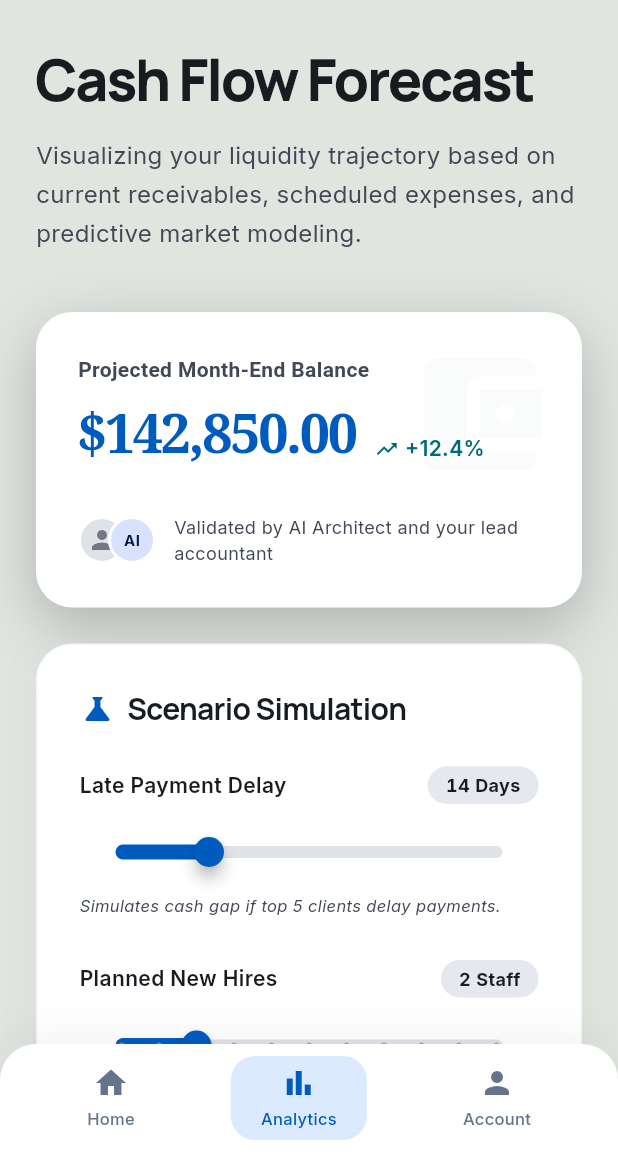
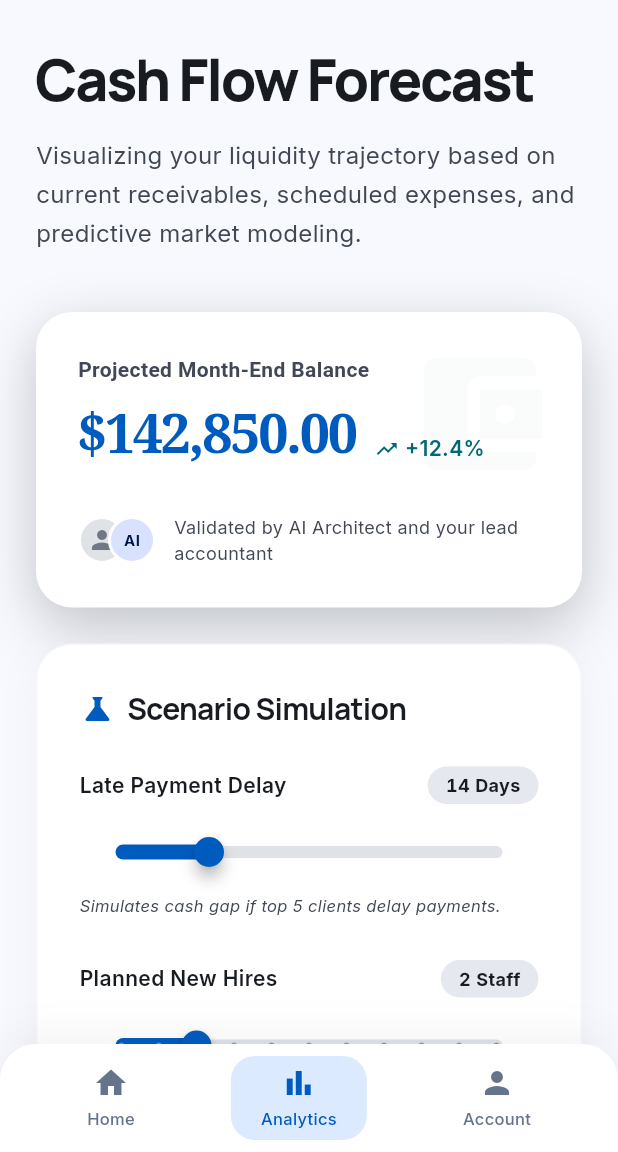
Before and after one commit to Abdurrafay19/softec_26, a Flutter app: the screen it shows after launch, after a tap on "Analytics", on a phone screen of 412 x 824 dp, the part 84-1236 px from its top. Run offline on Flutter 3.47's test engine with Material 3 defaults, Android fonts, the phone set to English and light mode, and no system bars; our stand-ins replace google_fonts.

Commit message:
Home Screen

```diff
--- a/lib/core/app_theme.dart
+++ b/lib/core/app_theme.dart
@@ -2,46 +2,69 @@ import 'package:flutter/material.dart';
 import 'package:google_fonts/google_fonts.dart';
 
 class AppTheme {
-  static const Color background = Color(0xFFE0E5E0);
-  static const Color primary = Color(0xFF005BBF);
-  static const Color onSurface = Color(0xFF181C20);
-  static const Color primaryContainer = Color(0xFF1A73E8);
+  // --- CORE PALETTE FROM DESIGN.MD ---
+  static const Color richBlue = Color(0xFF005BBF);
+  static const Color lightBg = Color(0xFFF7F9FF);
+  static const Color darkBg = Color(0xFF181C20); // on-surface from light becomes bg in dark
 
+  // --- LIGHT THEME DATA ---
   static ThemeData get lightTheme {
-    final baseTextTheme = GoogleFonts.robotoFlexTextTheme();
+    return _buildTheme(
+      Brightness.light,
+      const ColorScheme.light(
+        primary: richBlue,
+        onPrimary: Colors.white,
+        primaryContainer: Color(0xFF1A73E8),
+        onPrimaryContainer: Colors.white,
+        secondary: Color(0xFF006876),
+        secondaryContainer: Color(0xFF69E8FE),
+        surface: lightBg,
+        onSurface: Color(0xFF181C20),
+        surfaceContainerLow: Color(0xFFF1F4FA),
+        surfaceContainerLowest: Colors.white,
+        outlineVariant: Color(0xFFC1C6D6),
+      ),
+    );
+  }
+
+  // --- DARK THEME DATA ---
+  static ThemeData get darkTheme {
+    return _buildTheme(
+      Brightness.dark,
+      const ColorScheme.dark(
+        primary: Color(0xFFADC7FF), // primary-fixed-dim
+        onPrimary: Color(0xFF002F66),
+        primaryContainer: Color(0xFF004494),
+        surface: darkBg,
+        onSurface: Color(0xFFE2E2E6),
+        surfaceContainerLow: Color(0xFF23262A),
+        surfaceContainerLowest: Color(0xFF1C1F23),
+      ),
+    );
+  }
+
+  // Common Theme Logic
+  static ThemeData _buildTheme(Brightness brightness, ColorScheme scheme) {
+    final baseTextTheme = GoogleFonts.interTextTheme();
 
     return ThemeData(
       useMaterial3: true,
-      scaffoldBackgroundColor: background,
-      colorScheme: ColorScheme.fromSeed(
-        seedColor: primary,
-        surface: background,
-        onSurface: onSurface,
-        primary: primary,
-        primaryContainer: primaryContainer,
-      ),
-      // The "Ambient Shadow" Card Override
-      cardTheme: const CardThemeData(
+      brightness: brightness,
+      colorScheme: scheme,
+      scaffoldBackgroundColor: scheme.surface,
+      cardTheme: CardThemeData(
         elevation: 0,
-        color: Colors.white,
+        color: scheme.surfaceContainerLowest,
         margin: EdgeInsets.zero,
       ),
       textTheme: baseTextTheme.copyWith(
-        displayMedium: GoogleFonts.manrope(
-          textStyle: baseTextTheme.displayMedium,
+        headlineLarge: GoogleFonts.manrope(
           fontWeight: FontWeight.w800,
-          letterSpacing: -0.02,
-          color: onSurface,
-        ),
-        headlineLarge: GoogleFonts.manrope(
-          textStyle: baseTextTheme.headlineLarge,
-          fontWeight: FontWeight.w700,
-          letterSpacing: -0.02,
-          color: onSurface,
+          color: scheme.onSurface,
         ),
         titleMedium: baseTextTheme.titleMedium?.copyWith(
           fontWeight: FontWeight.w600,
-          color: onSurface,
+          color: scheme.onSurface,
         ),
       ),
     );
--- a/lib/home/widgets/activity_list_item.dart
+++ b/lib/home/widgets/activity_list_item.dart
@@ -19,12 +19,14 @@ class ActivityListItem extends StatelessWidget {
 
   @override
   Widget build(BuildContext context) {
+    // Access the global color scheme
+    final colorScheme = Theme.of(context).colorScheme;
     final isCompleted = status == 'Completed';
 
     return Row(
       crossAxisAlignment: CrossAxisAlignment.center,
       children: [
-        // Soft Icon Avatar
+        // Soft Icon Avatar using the provided baseColor with theme-friendly opacity
         Container(
           width: 48,
           height: 48,
@@ -50,7 +52,8 @@ class ActivityListItem extends StatelessWidget {
                 style: GoogleFonts.inter(
                   fontSize: 14,
                   fontWeight: FontWeight.bold,
-                  color: const Color(0xFF181C20), // on-surface
+                  // Uses onSurface for high-contrast primary text
+                  color: colorScheme.onSurface,
                 ),
                 maxLines: 1,
                 overflow: TextOverflow.ellipsis,
@@ -60,7 +63,8 @@ class ActivityListItem extends StatelessWidget {
                 date,
                 style: GoogleFonts.inter(
                   fontSize: 12,
-                  color: const Color(0xFF414754), // on-surface-variant
+                  // Uses onSurfaceVariant for lower-priority metadata
+                  color: colorScheme.onSurfaceVariant,
                 ),
               ),
             ],
@@ -74,8 +78,10 @@ class ActivityListItem extends StatelessWidget {
           padding: const EdgeInsets.symmetric(horizontal: 12, vertical: 6),
           decoration: BoxDecoration(
             color: isCompleted
-                ? const Color(0xFF69E8FE).withValues(alpha: 0.2) // cyan tint
-                : const Color(0xFFE5E8EE), // gray tint for pending
+            // Completed uses secondaryContainer tint
+                ? colorScheme.secondaryContainer.withValues(alpha: 0.2)
+            // Pending uses a neutral surface container tint
+                : colorScheme.surfaceContainerHigh,
             borderRadius: BorderRadius.circular(100),
           ),
           child: Text(
@@ -84,8 +90,8 @@ class ActivityListItem extends StatelessWidget {
               fontSize: 11,
               fontWeight: FontWeight.bold,
               color: isCompleted
-                  ? const Color(0xFF006774) // dark cyan
-                  : const Color(0xFF414754), // dark gray
+                  ? colorScheme.onSecondaryContainer
+                  : colorScheme.onSurfaceVariant,
             ),
           ),
         ),
--- a/lib/home/widgets/cash_flow_trends_card.dart
+++ b/lib/home/widgets/cash_flow_trends_card.dart
@@ -6,14 +6,17 @@ class CashFlowTrendsCard extends StatelessWidget {
 
   @override
   Widget build(BuildContext context) {
+    // Access the dynamic color scheme
+    final colorScheme = Theme.of(context).colorScheme;
+
     return Container(
       padding: const EdgeInsets.all(32),
       decoration: BoxDecoration(
-        color: Colors.white,
+        color: colorScheme.surfaceContainerLowest,
         borderRadius: BorderRadius.circular(24),
         boxShadow: [
           BoxShadow(
-            color: const Color(0xFF181C20).withValues(alpha: 0.04),
+            color: colorScheme.onSurface.withValues(alpha: 0.04),
             blurRadius: 40,
             offset: const Offset(0, 4),
           ),
@@ -26,7 +29,6 @@ class CashFlowTrendsCard extends StatelessWidget {
             mainAxisAlignment: MainAxisAlignment.spaceBetween,
             crossAxisAlignment: CrossAxisAlignment.start,
             children: [
-              // 1. Wrap the text column in Expanded so it shrinks/wraps safely
               Expanded(
                 child: Column(
                   crossAxisAlignment: CrossAxisAlignment.start,
@@ -36,7 +38,7 @@ class CashFlowTrendsCard extends StatelessWidget {
                       style: GoogleFonts.manrope(
                         fontSize: 20,
                         fontWeight: FontWeight.bold,
-                        color: const Color(0xFF181C20),
+                        color: colorScheme.onSurface,
                         letterSpacing: -0.5,
                       ),
                     ),
@@ -45,54 +47,52 @@ class CashFlowTrendsCard extends StatelessWidget {
                       'Projection for the next 30 days',
                       style: GoogleFonts.inter(
                         fontSize: 14,
-                        color: const Color(0xFF414754),
+                        color: colorScheme.onSurfaceVariant,
                       ),
                     ),
                   ],
                 ),
               ),
-              // 2. Add a little breathing room between the text and the toggle
               const SizedBox(width: 16),
-              // 3. The toggle remains un-expanded so it keeps its exact shape
-              _buildSegmentedToggle(),
+              _buildSegmentedToggle(context, colorScheme),
             ],
           ),
           const SizedBox(height: 32),
-          _buildMockChart(),
+          _buildMockChart(colorScheme),
           const SizedBox(height: 16),
-          _buildXAxisLabels(),
+          _buildXAxisLabels(colorScheme),
         ],
       ),
     );
   }
 
-  Widget _buildSegmentedToggle() {
+  Widget _buildSegmentedToggle(BuildContext context, ColorScheme colorScheme) {
     return Container(
       padding: const EdgeInsets.all(4),
       decoration: BoxDecoration(
-        color: const Color(0xFFF1F4FA), // surface-container-low
+        color: colorScheme.surfaceContainerLow,
         borderRadius: BorderRadius.circular(12),
       ),
       child: Row(
         children: [
-          _buildToggleOption('1M', true),
-          _buildToggleOption('3M', false),
-          _buildToggleOption('6M', false),
+          _buildToggleOption(context, colorScheme, '1M', true),
+          _buildToggleOption(context, colorScheme, '3M', false),
+          _buildToggleOption(context, colorScheme, '6M', false),
         ],
       ),
     );
   }
 
-  Widget _buildToggleOption(String label, bool isSelected) {
+  Widget _buildToggleOption(BuildContext context, ColorScheme colorScheme, String label, bool isSelected) {
     return Container(
       padding: const EdgeInsets.symmetric(horizontal: 16, vertical: 8),
       decoration: BoxDecoration(
-        color: isSelected ? Colors.white : Colors.transparent,
+        color: isSelected ? colorScheme.surfaceContainerLowest : Colors.transparent,
         borderRadius: BorderRadius.circular(8),
         boxShadow: isSelected
             ? [
           BoxShadow(
-            color: const Color(0xFF181C20).withValues(alpha: 0.05),
+            color: colorScheme.onSurface.withValues(alpha: 0.05),
             blurRadius: 4,
             offset: const Offset(0, 2),
           )
@@ -104,19 +104,15 @@ class CashFlowTrendsCard extends StatelessWidget {
         style: GoogleFonts.inter(
           fontSize: 12,
           fontWeight: isSelected ? FontWeight.bold : FontWeight.w500,
-          color: isSelected ? const Color(0xFF181C20) : const Color(0xFF414754),
+          color: isSelected ? colorScheme.onSurface : colorScheme.onSurfaceVariant,
         ),
       ),
     );
   }
 
-  // Step 1.3: The Stylized Mock Chart
-  Widget _buildMockChart() {
-    // Heights as percentages (0.0 to 1.0)
+  Widget _buildMockChart(ColorScheme colorScheme) {
     final barHeights = [0.4, 0.6, 0.55, 0.8, 0.95, 0.85, 0.7, 0.65];
-    // Opacities matching the visual depth in the HTML design
     final barOpacities = [0.1, 0.1, 0.2, 0.1, 0.1, 0.3, 0.1, 0.1];
-    // The two highlighted bars with top borders
     final isHighlighted = [false, false, true, false, false, true, false, false];
 
     return SizedBox(
@@ -131,10 +127,11 @@ class CashFlowTrendsCard extends StatelessWidget {
               child: Container(
                 height: 160 * barHeights[index],
                 decoration: BoxDecoration(
-                  color: const Color(0xFF005BBF).withValues(alpha: barOpacities[index]),
+                  // Now uses the theme's primary color with varying opacity
+                  color: colorScheme.primary.withValues(alpha: barOpacities[index]),
                   borderRadius: const BorderRadius.vertical(top: Radius.circular(8)),
                   border: isHighlighted[index]
-                      ? const Border(top: BorderSide(color: Color(0xFF005BBF), width: 2))
+                      ? Border(top: BorderSide(color: colorScheme.primary, width: 2))
                       : null,
                 ),
               ),
@@ -145,7 +142,7 @@ class CashFlowTrendsCard extends StatelessWidget {
     );
   }
 
-  Widget _buildXAxisLabels() {
+  Widget _buildXAxisLabels(ColorScheme colorScheme) {
     final labels = ['WK 01', 'WK 02', 'WK 03', 'WK 04', 'WK 05', 'WK 06', 'WK 07', 'WK 08'];
     return Row(
       mainAxisAlignment: MainAxisAlignment.spaceBetween,
@@ -158,7 +155,7 @@ class CashFlowTrendsCard extends StatelessWidget {
                 fontSize: 10,
                 fontWeight: FontWeight.bold,
                 letterSpacing: 1.0,
-                color: const Color(0xFF414754), // on-surface-variant
+                color: colorScheme.onSurfaceVariant,
               ),
             ),
           ),
--- a/lib/home/widgets/liquidity_hero_card.dart
+++ b/lib/home/widgets/liquidity_hero_card.dart
@@ -6,15 +6,27 @@ class LiquidityHeroCard extends StatelessWidget {
 
   @override
   Widget build(BuildContext context) {
+    // Access the global theme data
+    final theme = Theme.of(context);
+    final colorScheme = theme.colorScheme;
+
+    // Logic for trend visualization
+    final double trendValue = -1.0;
+    final bool isPositive = trendValue >= 0;
+
+    // Define trend colors based on state
+    final Color trendBaseColor = isPositive ? Colors.green : Colors.red;
+
     return Container(
       padding: const EdgeInsets.all(32),
       decoration: BoxDecoration(
-        color: Colors.white, // surface-container-lowest
+        // Uses surfaceContainerLowest from your AppTheme
+        color: colorScheme.surfaceContainerLowest,
         borderRadius: BorderRadius.circular(24),
         boxShadow: [
-          // Ambient shadow matching DESIGN.md
           BoxShadow(
-            color: const Color(0xFF181C20).withValues(alpha: 0.04),
+            // Uses onSurface for a tinted ambient shadow
+            color: colorScheme.onSurface.withValues(alpha: 0.04),
             blurRadius: 40,
             offset: const Offset(0, 4),
           ),
@@ -29,7 +41,8 @@ class LiquidityHeroCard extends StatelessWidget {
               fontSize: 12,
               fontWeight: FontWeight.w600,
               letterSpacing: 1.2,
-              color: const Color(0xFF414754), // on-surface-variant
+              // Uses onSurfaceVariant for secondary text labels
+              color: colorScheme.onSurfaceVariant,
             ),
           ),
           const SizedBox(height: 8),
@@ -39,8 +52,7 @@ class LiquidityHeroCard extends StatelessWidget {
               fontSize: 48,
               fontWeight: FontWeight.w800,
               letterSpacing: -2.0,
-              color: const Color(0xFF181C20), // on-surface
-              // Forces numbers to align perfectly in a grid
+              color: colorScheme.onSurface,
               fontFeatures: const [FontFeature.tabularFigures()],
             ),
           ),
@@ -48,31 +60,26 @@ class LiquidityHeroCard extends StatelessWidget {
           Row(
             children: [
               Container(
-                padding: const EdgeInsets.symmetric(
-                  horizontal: 12,
-                  vertical: 6,
-                ),
+                padding: const EdgeInsets.symmetric(horizontal: 12, vertical: 6),
                 decoration: BoxDecoration(
-                  color: const Color(0xFF69E8FE), // secondary-container
+                  color: trendBaseColor.withValues(alpha: 0.2),
                   borderRadius: BorderRadius.circular(100),
                 ),
                 child: Row(
                   mainAxisSize: MainAxisSize.min,
                   children: [
-                    const Icon(
-                      Icons.trending_up,
-                      color: Color(0xFF006774),
+                    Icon(
+                      isPositive ? Icons.trending_up : Icons.trending_down,
+                      color: isPositive ? Colors.green.shade800 : Colors.red.shade800,
                       size: 16,
                     ),
                     const SizedBox(width: 4),
                     Text(
-                      '+12.4%',
+                      '${isPositive ? '+' : ''}${trendValue.toStringAsFixed(1)}%',
                       style: GoogleFonts.inter(
                         fontSize: 12,
                         fontWeight: FontWeight.bold,
-                        color: const Color(
-                          0xFF006774,
-                        ), // on-secondary-container
+                        color: isPositive ? Colors.green.shade800 : Colors.red.shade800,
                       ),
                     ),
                   ],
@@ -83,7 +90,7 @@ class LiquidityHeroCard extends StatelessWidget {
                 'vs last month',
                 style: GoogleFonts.inter(
                   fontSize: 14,
-                  color: const Color(0xFF414754),
+                  color: colorScheme.onSurfaceVariant,
                 ),
               ),
             ],
@@ -98,16 +105,19 @@ class LiquidityHeroCard extends StatelessWidget {
                 child: Container(
                   height: 64,
                   decoration: BoxDecoration(
-                    gradient: const LinearGradient(
-                      colors: [Color(0xFF005BBF), Color(0xFF1A73E8)],
-                      begin: Alignment.topLeft,
-                      end: Alignment.bottomRight,
+                    gradient: LinearGradient(
+                      colors: [
+                        colorScheme.primary,
+                        colorScheme.primaryContainer,
+                      ],
+                      begin: Alignment.topCenter,
+                      end: Alignment.bottomCenter,
                     ),
                     borderRadius: BorderRadius.circular(16),
                     boxShadow: [
                       BoxShadow(
-                        color: const Color(0xFF005BBF).withValues(alpha: 0.2),
-                        blurRadius: 16,
+                        color: colorScheme.primary.withValues(alpha: 0.3),
+                        blurRadius: 24,
                         offset: const Offset(0, 8),
                       ),
                     ],
@@ -120,14 +130,15 @@ class LiquidityHeroCard extends StatelessWidget {
                       child: Row(
                         mainAxisAlignment: MainAxisAlignment.center,
                         children: [
-                          const Icon(Icons.add, color: Colors.white),
+                          Icon(Icons.add, color: colorScheme.onPrimary),
                           const SizedBox(width: 8),
                           Text(
                             'Add Funds',
                             style: GoogleFonts.inter(
-                              color: Colors.white,
+                              color: colorScheme.onPrimary,
                               fontWeight: FontWeight.bold,
                               fontSize: 16,
+                              letterSpacing: 0.5,
                             ),
                           ),
                         ],
@@ -142,7 +153,8 @@ class LiquidityHeroCard extends StatelessWidget {
                 child: Container(
                   height: 64,
                   decoration: BoxDecoration(
-                    color: const Color(0xFFE5E8EE), // surface-container-high
+                    // Uses surfaceContainerHigh for the secondary neutral button
+                    color: colorScheme.surfaceContainerHigh,
                     borderRadius: BorderRadius.circular(16),
                   ),
                   child: Material(
@@ -154,7 +166,7 @@ class LiquidityHeroCard extends StatelessWidget {
                         child: Text(
                           'History',
                           style: GoogleFonts.inter(
-                            color: const Color(0xFF414754),
+                            color: colorScheme.onSurfaceVariant,
                             fontWeight: FontWeight.bold,
                             fontSize: 16,
                           ),
--- a/lib/navigation/screens/main_navigation_screen.dart
+++ b/lib/navigation/screens/main_navigation_screen.dart
@@ -32,7 +32,7 @@ class _MainNavigationScreenState extends State<MainNavigationScreen> {
   Widget build(BuildContext context) {
     return Scaffold(
       appBar: AppBar(
-        backgroundColor: const Color(0xFFF7F9FF),
+        backgroundColor: const Color(0xFFFDFFF5),
         elevation: 0,
         scrolledUnderElevation: 0,
         titleSpacing: 24,
```
